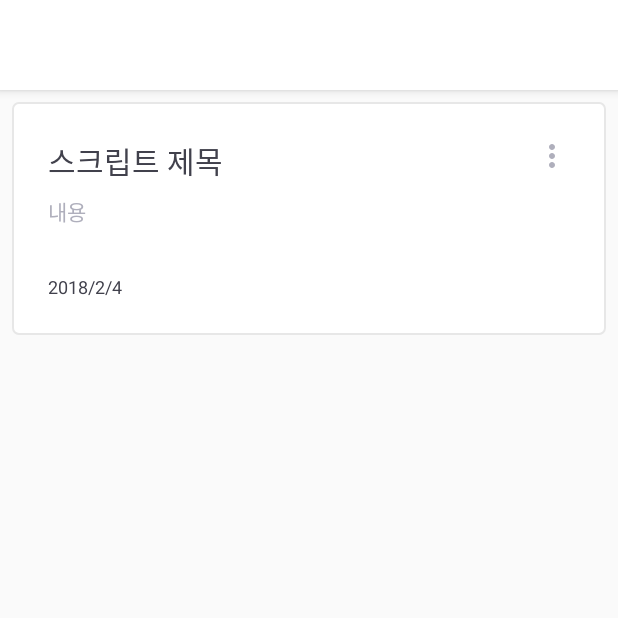
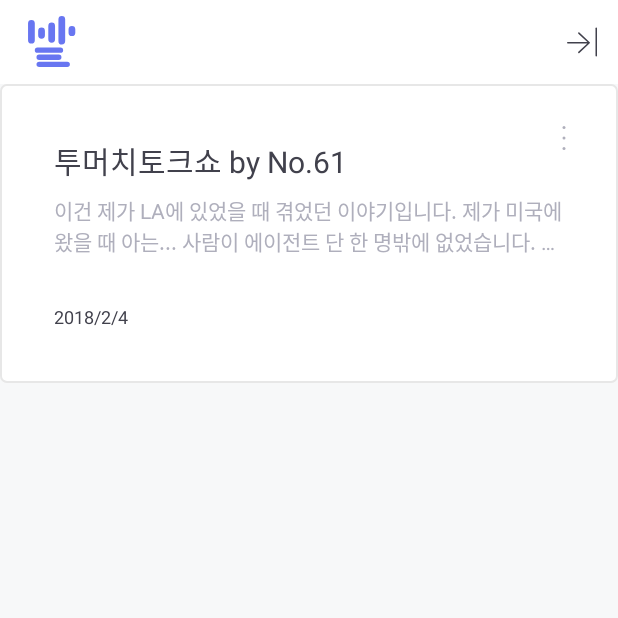
Before and after one commit to HarryTylenol/Unithon6th-android, an Android app: the MainActivity screen opened directly, with no data from a screen before it, on a phone screen of 412 x 824 dp, the top half of it. Run offline under Robolectric (Android 15) with nearby library versions, the phone set to English and light mode, and no system bars; 1 statement that could not run was skipped.

Commit message:
Login Design Edit

```diff
--- a/app/src/main/AndroidManifest.xml
+++ b/app/src/main/AndroidManifest.xml
@@ -22,7 +22,7 @@
             android:theme="@style/AppTheme.NoActionBar"></activity>
         <activity
             android:name=".ui.login.LoginActivity"
-            android:theme="@style/AppTheme.NoActionBar">
+            android:theme="@style/AppTheme.NoActionBar.Splash">
             <intent-filter>
                 <category android:name="android.intent.category.LAUNCHER" />
                 <action android:name="android.intent.action.MAIN" />
--- a/app/src/main/java/team/unithon12/unithonteam12/ui/main/MainActivity.kt
+++ b/app/src/main/java/team/unithon12/unithonteam12/ui/main/MainActivity.kt
@@ -1,11 +1,13 @@
 package team.unithon12.unithonteam12.ui.main
 
 import android.os.Bundle
-import android.support.v7.widget.LinearLayoutManager
+import android.support.v7.widget.GridLayoutManager
 import kotlinx.android.synthetic.main.activity_main.*
+import org.jetbrains.anko.dip
 import org.jetbrains.anko.startActivity
 import team.unithon12.unithonteam12.R
 import team.unithon12.unithonteam12.data.model.Script
+import team.unithon12.unithonteam12.ui.GridLayoutSpacingDecoration
 import team.unithon12.unithonteam12.ui._base.BaseActivity
 import team.unithon12.unithonteam12.ui.adapter.ScriptListAdapter
 import team.unithon12.unithonteam12.ui.speech.SpeechActivity
@@ -16,9 +18,16 @@ class MainActivity : BaseActivity() {
 
     override fun onCreate(savedInstanceState: Bundle?) {
         super.onCreate(savedInstanceState)
-        recyclerview.layoutManager = LinearLayoutManager(this)
-        recyclerview.adapter = ScriptListAdapter(listOf(Script("스크립트 제목", "내용", "2018/2/4 "))) {
-            startActivity<SpeechActivity>()
+
+        recyclerview.apply {
+            layoutManager = GridLayoutManager(context, 1)
+            addItemDecoration(GridLayoutSpacingDecoration.Builder()
+                    .spacing(dip(24))
+                    .includeEdge(true)
+                    .build())
+            adapter = ScriptListAdapter(listOf(Script("투머치토크쇼 by No.61", "이건 제가 LA에 있었을 때 겪었던 이야기입니다. 제가 미국에 왔을 때 아는... 사람이 에이전트 단 한 명밖에 없었습니다. 하지만 지금까지 많은 사람들을 알게 되었고 의미 있고 가치있었어요. 미국은 나에게 기회를 준 곳입니다.", "2018/2/4 "))) {
+                startActivity<SpeechActivity>()
+            }
         }
 
     }
--- /dev/null
+++ b/app/src/main/res/drawable/ic_add.xml
@@ -0,0 +1,5 @@
+<vector android:height="24dp" android:viewportHeight="48.0"
+    android:viewportWidth="48.0" android:width="24dp" xmlns:android="http://schemas.android.com/apk/res/android">
+    <path android:fillColor="#6876F1" android:fillType="evenOdd" android:pathData="M24,24m-24,0a24,24 0,1 1,48 0a24,24 0,1 1,-48 0"/>
+    <path android:fillColor="#FFF" android:fillType="evenOdd" android:pathData="M24.34,22.66h11.81a0.84,0.84 0,1 1,0 1.69H24.34v11.81a0.84,0.84 0,1 1,-1.69 0V24.34H10.84a0.84,0.84 0,1 1,0 -1.69h11.81V10.84a0.84,0.84 0,1 1,1.69 0v11.81z"/>
+</vector>
--- /dev/null
+++ b/app/src/main/res/drawable/ic_appicon_blue.xml
@@ -0,0 +1,4 @@
+<vector android:height="24dp" android:viewportHeight="36.0"
+    android:viewportWidth="36.0" android:width="24dp" xmlns:android="http://schemas.android.com/apk/res/android">
+    <path android:fillColor="#6876F1" android:fillType="evenOdd" android:pathData="M24.3,25.24H9a1.8,1.8 0,0 1,0 -3.6h15.3a1.8,1.8 0,0 1,0 3.6M11.7,15.76a2.25,2.25 0,0 1,-2.25 -2.25v-2.86a2.25,2.25 0,1 1,4.5 0v2.86a2.25,2.25 0,0 1,-2.25 2.25M4.95,19.06a2.25,2.25 0,0 1,-2.25 -2.25V5.57a2.25,2.25 0,1 1,4.5 0v11.24a2.25,2.25 0,0 1,-2.25 2.25M31.95,14.08a2.25,2.25 0,0 1,-2.25 -2.25V9.64a2.25,2.25 0,0 1,4.5 0v2.18a2.25,2.25 0,0 1,-2.25 2.25M25.2,19.67a2.25,2.25 0,0 1,-2.25 -2.25V2.92a2.25,2.25 0,0 1,4.5 0v14.49a2.25,2.25 0,0 1,-2.25 2.25M18.45,18.43a2.25,2.25 0,0 1,-2.25 -2.25V7.31a2.25,2.25 0,0 1,4.5 0v8.87a2.25,2.25 0,0 1,-2.25 2.25M23.17,29.97h-13.05a1.8,1.8 0,0 1,0 -3.6h13.05a1.8,1.8 0,0 1,0 3.6M28.8,34.69H10.13a1.8,1.8 0,0 1,0 -3.6H28.8a1.8,1.8 0,0 1,0 3.6"/>
+</vector>
--- /dev/null
+++ b/app/src/main/res/drawable/ic_appicon_white.xml
@@ -0,0 +1,4 @@
+<vector android:height="24dp" android:viewportHeight="160.0"
+    android:viewportWidth="160.0" android:width="24dp" xmlns:android="http://schemas.android.com/apk/res/android">
+    <path android:fillColor="#FFF" android:fillType="evenOdd" android:pathData="M108,112.19H40a8,8 0,0 1,0 -16h68a8,8 0,0 1,0 16M52,70.06c-5.52,0 -10,-4.48 -10,-10V47.36c0,-5.52 4.48,-10 10,-10s10,4.48 10,10v12.7c0,5.52 -4.48,10 -10,10M22,84.69c-5.52,0 -10,-4.48 -10,-10V24.73c0,-5.52 4.48,-10 10,-10s10,4.48 10,10v49.96c0,5.52 -4.48,10 -10,10M142,62.56c-5.52,0 -10,-4.48 -10,-10v-9.7c0,-5.52 4.48,-10 10,-10s10,4.48 10,10v9.7c0,5.52 -4.48,10 -10,10M112,87.42c-5.52,0 -10,-4.48 -10,-10v-64.42c0,-5.52 4.48,-10 10,-10s10,4.48 10,10v64.42c0,5.52 -4.48,10 -10,10M82,81.92c-5.52,0 -10,-4.48 -10,-10v-39.43c0,-5.52 4.48,-10 10,-10s10,4.48 10,10v39.43c0,5.52 -4.48,10 -10,10M103,133.2H45a8,8 0,0 1,0 -16h58a8,8 0,0 1,0 16M128,154.2H45a8,8 0,0 1,0 -16h83a8,8 0,0 1,0 16"/>
+</vector>
--- /dev/null
+++ b/app/src/main/res/drawable/ic_expand_menu.xml
@@ -0,0 +1,18 @@
+<vector xmlns:android="http://schemas.android.com/apk/res/android"
+        android:width="24dp"
+        android:height="24dp"
+        android:viewportWidth="24.0"
+        android:viewportHeight="24.0">
+    <path
+        android:pathData="M12,5m-1,0a1,1 0,1 1,2 0a1,1 0,1 1,-2 0"
+        android:fillType="evenOdd"
+        android:fillColor="#AFAFBC"/>
+    <path
+        android:pathData="M12,12m-1,0a1,1 0,1 1,2 0a1,1 0,1 1,-2 0"
+        android:fillType="evenOdd"
+        android:fillColor="#AFAFBC"/>
+    <path
+        android:pathData="M12,19m-1,0a1,1 0,1 1,2 0a1,1 0,1 1,-2 0"
+        android:fillType="evenOdd"
+        android:fillColor="#AFAFBC"/>
+</vector>
--- a/app/src/main/res/drawable/ic_more_vert_black_24dp.xml
+++ /dev/null
@@ -1,9 +0,0 @@
-<vector xmlns:android="http://schemas.android.com/apk/res/android"
-        android:width="24dp"
-        android:height="24dp"
-        android:viewportWidth="24.0"
-        android:viewportHeight="24.0">
-    <path
-        android:fillColor="#FF000000"
-        android:pathData="M12,8c1.1,0 2,-0.9 2,-2s-0.9,-2 -2,-2 -2,0.9 -2,2 0.9,2 2,2zM12,10c-1.1,0 -2,0.9 -2,2s0.9,2 2,2 2,-0.9 2,-2 -0.9,-2 -2,-2zM12,16c-1.1,0 -2,0.9 -2,2s0.9,2 2,2 2,-0.9 2,-2 -0.9,-2 -2,-2z"/>
-</vector>
--- /dev/null
+++ b/app/src/main/res/drawable/ic_pesonal_logout.xml
@@ -0,0 +1,21 @@
+<vector xmlns:android="http://schemas.android.com/apk/res/android"
+        android:width="24dp"
+        android:height="24dp"
+        android:viewportWidth="24.0"
+        android:viewportHeight="24.0">
+    <path
+        android:strokeWidth="1"
+        android:pathData="M16.8,12.5L9.907,6.079l6.891,6.421zM16.8,12.5l-6.892,6.421 6.891,-6.421zM16.207,12.5H2.51h13.698z"
+        android:strokeLineCap="round"
+        android:strokeColor="#41414C"
+        android:fillType="evenOdd"
+        android:fillColor="#00000000"
+        android:strokeLineJoin="round"/>
+    <path
+        android:strokeWidth="1"
+        android:pathData="M21.5,2.77v18.46"
+        android:strokeLineCap="round"
+        android:strokeColor="#41414C"
+        android:fillType="evenOdd"
+        android:fillColor="#00000000"/>
+</vector>
--- a/app/src/main/res/layout/activity_main.xml
+++ b/app/src/main/res/layout/activity_main.xml
@@ -7,6 +7,7 @@
     tools:context="team.unithon12.unithonteam12.ui.main.MainActivity">
 
     <android.support.design.widget.AppBarLayout
+        app:elevation="0dp"
         android:layout_width="match_parent"
         android:layout_height="wrap_content"
         android:background="@android:color/white">
@@ -17,13 +18,20 @@
 
             <FrameLayout
                 android:layout_width="match_parent"
-                android:layout_height="wrap_content"
-                android:padding="12dp">
+                android:layout_height="wrap_content">
 
                 <ImageView
+                    app:srcCompat="@drawable/ic_appicon_blue"
                     android:layout_width="36dp"
                     android:layout_height="36dp"
-                    android:layout_gravity="end" />
+                    android:layout_gravity="start|center_vertical" />
+
+                <ImageView
+                    android:layout_margin="12dp"
+                    app:srcCompat="@drawable/ic_pesonal_logout"
+                    android:layout_width="24dp"
+                    android:layout_height="24dp"
+                    android:layout_gravity="end|center_vertical" />
 
             </FrameLayout>
 
@@ -31,10 +39,24 @@
 
     </android.support.design.widget.AppBarLayout>
 
-    <android.support.v7.widget.RecyclerView
-        android:id="@+id/recyclerview"
+    <android.support.v4.widget.NestedScrollView
         android:layout_width="match_parent"
-        android:layout_height="wrap_content"
-        app:layout_behavior="@string/appbar_scrolling_view_behavior" />
+        android:layout_height="match_parent"
+        android:background="#f7f8f9"
+        app:layout_behavior="@string/appbar_scrolling_view_behavior">
+
+        <LinearLayout
+            android:layout_width="match_parent"
+            android:layout_height="wrap_content"
+            android:orientation="vertical">
+
+            <android.support.v7.widget.RecyclerView
+                android:id="@+id/recyclerview"
+                android:layout_width="match_parent"
+                android:layout_height="wrap_content" />
+
+        </LinearLayout>
+
+    </android.support.v4.widget.NestedScrollView>
 
 </android.support.design.widget.CoordinatorLayout>
--- a/app/src/main/res/layout/row_script.xml
+++ b/app/src/main/res/layout/row_script.xml
@@ -4,19 +4,19 @@
     xmlns:tools="http://schemas.android.com/tools"
     android:layout_width="match_parent"
     android:layout_height="wrap_content"
-    android:layout_margin="8dp"
-    android:background="@drawable/bg_row_script"
-    android:padding="24dp">
+    android:background="@drawable/bg_row_script">
 
     <ImageView
+        android:layout_margin="24dp"
         android:id="@+id/btn_more"
         android:layout_width="wrap_content"
         android:layout_height="wrap_content"
         android:layout_gravity="end|top"
         android:tint="#afafbc"
-        app:srcCompat="@drawable/ic_more_vert_black_24dp" />
+        app:srcCompat="@drawable/ic_expand_menu" />
 
     <LinearLayout
+        android:padding="36dp"
         android:layout_width="match_parent"
         android:layout_height="wrap_content"
         android:orientation="vertical">
@@ -28,16 +28,18 @@
             android:layout_marginBottom="8dp"
             android:textColor="#41414c"
             android:textSize="20sp"
-            tools:text="스크립트 제목" />
+            tools:text="투머치토크쇼 by No.61" />
 
         <TextView
             android:id="@+id/tv_subtitle"
             android:layout_width="wrap_content"
             android:layout_height="wrap_content"
             android:layout_marginBottom="31dp"
+            android:ellipsize="end"
+            android:lines="2"
             android:textColor="#afafbc"
             android:textSize="14sp"
-            tools:text="내용" />
+            tools:text="이건 제가 LA에 있었을 때 겪었던 이야기입니다. 제가 미국에 왔을 때 아는 사람이 에이전트 단 한 명밖에 없었습니다. 하지만 지금까지 많은 사람들을 알게 되었고 의미 있고 가치있었어요. 미국은 나에게 기회를 준 곳입니다." />
 
         <TextView
             android:id="@+id/tv_date"
--- a/app/src/main/res/values-v21/styles.xml
+++ b/app/src/main/res/values-v21/styles.xml
@@ -7,4 +7,8 @@
         <item name="android:windowDrawsSystemBarBackgrounds">true</item>
     </style>
 
+    <style name="AppTheme.NoActionBar.Splash">
+        <item name="android:windowTranslucentStatus">true</item>
+    </style>
+
 </resources>
--- /dev/null
+++ b/app/src/main/res/values-v23/styles.xml
@@ -0,0 +1,16 @@
+<resources>
+
+    <style name="AppTheme.NoActionBar">
+        <item name="windowActionBar">false</item>
+        <item name="windowNoTitle">true</item>
+        <item name="android:statusBarColor">@android:color/transparent</item>
+        <item name="android:windowLightStatusBar">true</item>
+        <item name="android:windowDrawsSystemBarBackgrounds">true</item>
+    </style>
+
+    <style name="AppTheme.NoActionBar.Splash">
+        <item name="android:windowLightStatusBar">false</item>
+        <item name="android:windowTranslucentStatus">true</item>
+    </style>
+
+</resources>
```
Also changed, not shown: app/src/main/java/team/unithon12/unithonteam12/ui/GridLayoutSpacingDecoration.kt (added, +99 -0 lines), app/src/main/java/team/unithon12/unithonteam12/ui/login/LoginActivity.kt (+10 -3 lines), app/src/main/res/layout/activity_login.xml (+12 -4 lines), 1 other file.
